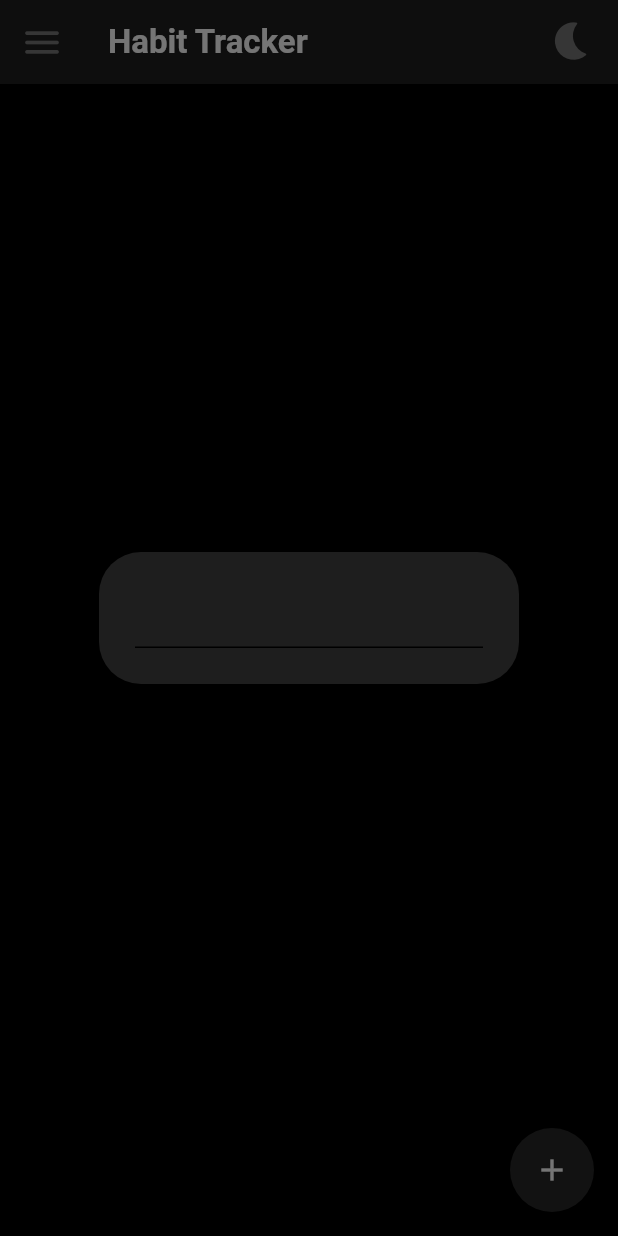
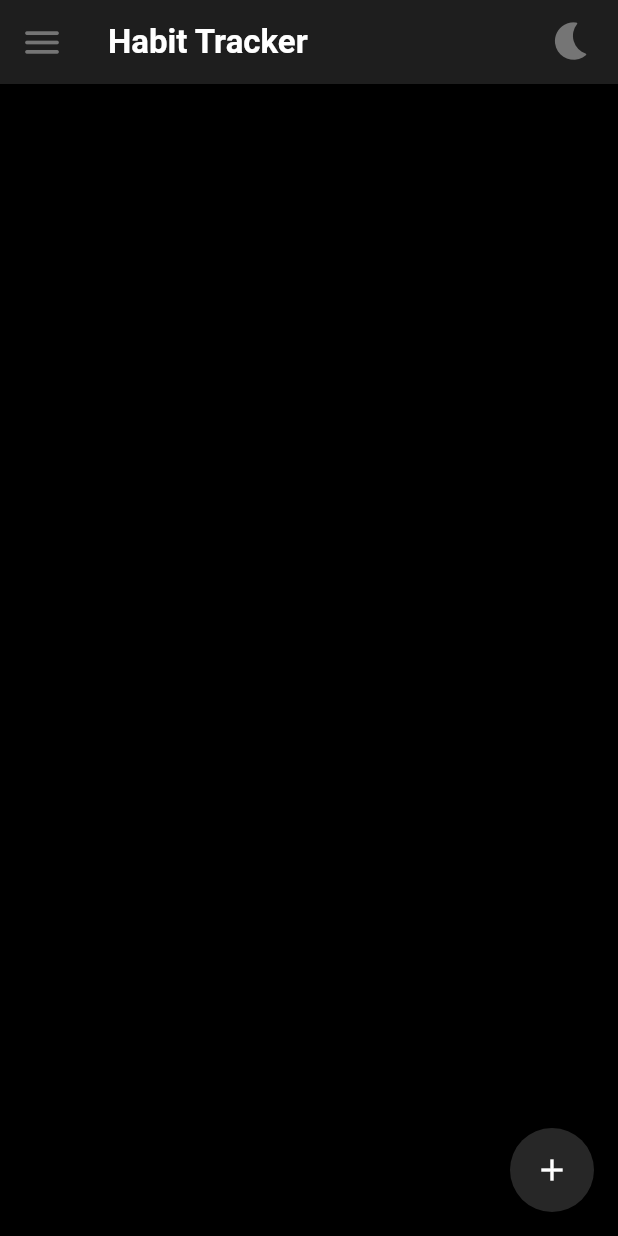
Before and after one commit to Zimil-Patel/minimal_habit_tracker, a Flutter app: the screen it shows after launch, on a phone screen of 412 x 824 dp. Run offline on Flutter 3.47's test engine with Material 3 defaults, Android fonts, the phone set to English and light mode, and no system bars; our stand-ins replace isar, shared_preferences; accounts and stored records are empty; generated files the repository leaves out were written again.

Commit message:
29-05-2024

```diff
--- a/lib/animations/animated_theme_button.dart
+++ b/lib/animations/animated_theme_button.dart
@@ -1,7 +1,8 @@
 import 'package:flutter/cupertino.dart';
 import 'package:flutter/material.dart';
-import 'package:minimal_habi_tracker/theme/theme_provider.dart';
 import 'package:provider/provider.dart';
+
+import '../theme/theme_provider.dart';
 
 class AnimatedThemeButton extends StatelessWidget {
   const AnimatedThemeButton({
--- a/lib/components/app_bar.dart
+++ b/lib/components/app_bar.dart
@@ -1,9 +1,10 @@
 import 'package:flutter/cupertino.dart';
 import 'package:flutter/material.dart';
-import 'package:minimal_habi_tracker/animations/animated_theme_button.dart';
-import 'package:minimal_habi_tracker/utils/constants.dart';
 
-AppBar apppBar(GlobalKey<ScaffoldState> scaffoldKey) {
+import '../animations/animated_theme_button.dart';
+import '../utils/constants.dart';
+
+AppBar appBar(GlobalKey<ScaffoldState> scaffoldKey) {
   return AppBar(
     title: const Text(
       'Habit Tracker',
@@ -25,7 +26,7 @@ AppBar apppBar(GlobalKey<ScaffoldState> scaffoldKey) {
 
     // ACTION BUTTONS
     actions: const [
-      // ANIMATED THEME BCHANGE BUTTON
+      // ANIMATED THEME CHANGE BUTTON
       Padding(
         padding: EdgeInsets.symmetric(horizontal: defaultPadding),
         child: AnimatedThemeButton(
--- a/lib/components/side_drawer.dart
+++ b/lib/components/side_drawer.dart
@@ -1,5 +1,6 @@
 import 'package:flutter/material.dart';
-import 'package:minimal_habi_tracker/animations/animated_theme_button.dart';
+
+import '../animations/animated_theme_button.dart';
 
 class SideDrawer extends StatelessWidget {
   const SideDrawer({
--- a/lib/theme/dark_theme_data.dart
+++ b/lib/theme/dark_theme_data.dart
@@ -12,6 +12,10 @@ ThemeData darkTheme = ThemeData(
     onSurface: Colors.white,
   ),
 
+  dialogTheme:  DialogTheme(
+    backgroundColor: Colors.grey.shade700,
+  ),
+
   // BY DEFAULT APP BAR THEME
   appBarTheme: const AppBarTheme(
     backgroundColor: Color(0xff1e1e1e),
--- a/lib/theme/light_theme_data.dart
+++ b/lib/theme/light_theme_data.dart
@@ -12,6 +12,11 @@ ThemeData lightTheme = ThemeData(
     onSurface: Colors.black,
   ),
 
+  // BY DEFAULT DIALOG THEME
+  dialogTheme: const DialogTheme(
+    backgroundColor: Color(0xfff1f3f4),
+  ),
+
   // BY DEFAULT APP BAR THEME
   appBarTheme: const AppBarTheme(
     backgroundColor: Colors.white,
--- a/lib/theme/theme_provider.dart
+++ b/lib/theme/theme_provider.dart
@@ -1,7 +1,8 @@
 import 'package:flutter/material.dart';
-import 'package:minimal_habi_tracker/theme/dark_theme_data.dart';
-import 'package:minimal_habi_tracker/theme/light_theme_data.dart';
 import 'package:shared_preferences/shared_preferences.dart';
+
+import 'dark_theme_data.dart';
+import 'light_theme_data.dart';
 
 class ThemeProvider extends ChangeNotifier {
   // INITIAL THEME MODE: DARK
--- a/pubspec.yaml
+++ b/pubspec.yaml
@@ -1,4 +1,4 @@
-name: minimal_habi_tracker
+name: minimal_habit_tracker
 description: "A new Flutter project."
 publish_to: 'none'
 version: 0.1.0
@@ -15,12 +15,11 @@ dependencies:
   provider: ^6.1.2
   shared_preferences: ^2.2.3
 
+
 dev_dependencies:
   flutter_test:
     sdk: flutter
   flutter_lints: ^3.0.0
-  isar_generator: any
-  build_runner: any
 
 flutter:
   uses-material-design: true
```
Also changed, not shown: lib/database/habit_database.dart (+6 -5 lines), lib/main.dart (+4 -3 lines), lib/pages/home_page.dart (+60 -6 lines), pubspec.lock.
